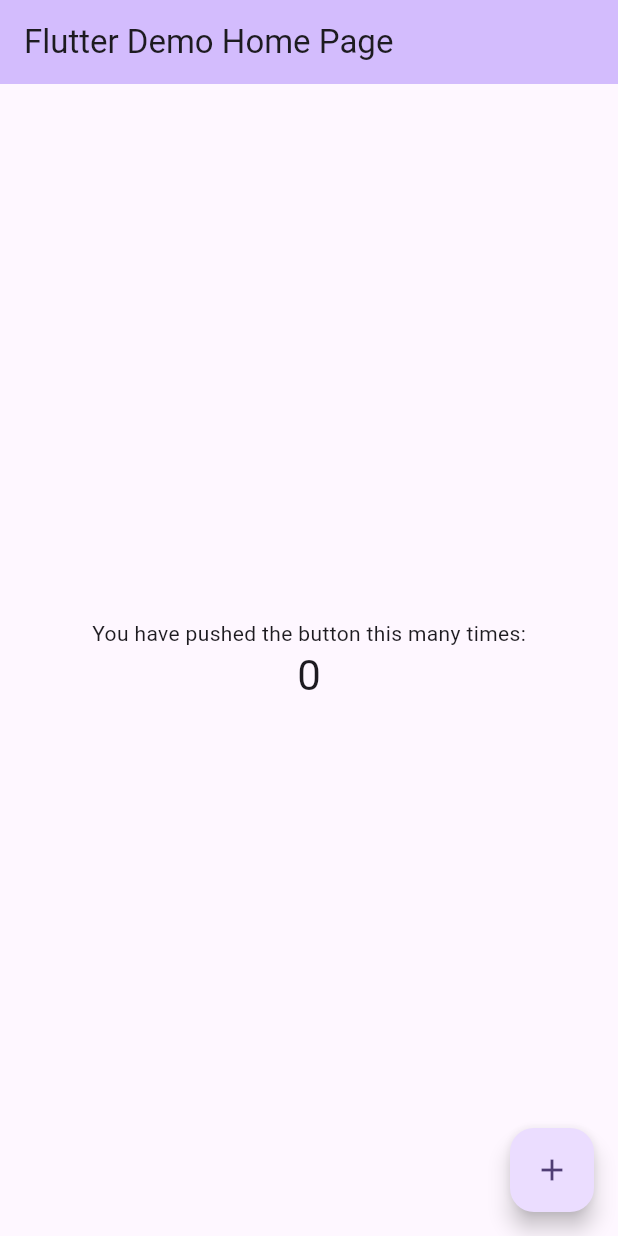
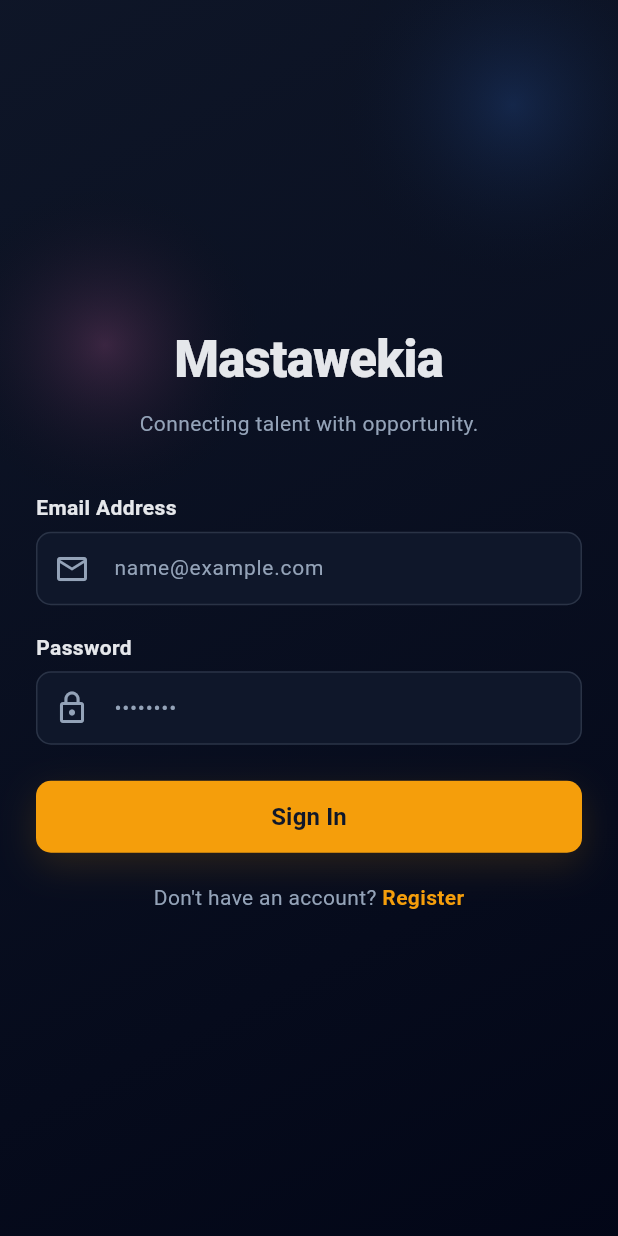
Before and after one commit to BemnetKassa/mastawekia_app, a Flutter app: the screen it shows after launch, on a phone screen of 412 x 824 dp. Run offline on Flutter 3.47's test engine with Material 3 defaults, Android fonts, the phone set to English and light mode, and no system bars; our stand-ins replace dio.

Commit message:
the auth page
the auth page for the app has been done with a almost similar ui with the original mastawekia.com website

```diff
--- /dev/null
+++ b/mastawekia_app/lib/core/constants/app_colors.dart
@@ -0,0 +1,29 @@
+// lib/core/constants/app_colors.dart
+import 'package:flutter/material.dart';
+
+class AppColors {
+  // Core Backgrounds
+  static const Color background = Color(0xFF0B0F1A);
+  static const Color panel = Color(0xC70F172A);
+  static const Color panelSolid = Color(0xFF0F172A);
+  static const Color panelBorder = Color(0x3394A3B8);
+
+  // Typography
+  static const Color foreground = Color(0xFFE5E7EB);
+  static const Color textMuted = Color(0xCCE2E8F0);
+  static const Color textSecondary = Color(0xFF94A3B8);
+
+  // Brand Accent (Amber)
+  static const Color accent = Color(0xFFF59E0B);
+  static const Color accentSoft = Color(0x2EF59E0B);
+  static const Color accentGlow = Color(0x26F59E0B);
+
+  // Background Gradient Nodes
+  static const Color gradientBlue = Color(0x2E3B82F6);
+  static const Color gradientPink = Color(0x33F472B6);
+  static const Color gradientBase1 = Color(0xD90F172A);
+  static const Color gradientBase2 = Color(0xF2020617);
+
+  // Utility
+  static const Color error = Color(0xFFEF4444);
+}
--- /dev/null
+++ b/mastawekia_app/lib/core/widgets/atmospheric_background.dart
@@ -0,0 +1,61 @@
+// lib/core/widgets/atmospheric_background.dart
+import 'package:flutter/material.dart';
+import 'package:mastawekia_app/core/constants/app_colors.dart';
+
+class AtmosphericBackground extends StatelessWidget {
+  final Widget child;
+
+  const AtmosphericBackground({super.key, required this.child});
+
+  @override
+  Widget build(BuildContext context) {
+    return Container(
+      decoration: const BoxDecoration(
+        color: AppColors.background,
+        gradient: LinearGradient(
+          begin: Alignment.topLeft,
+          end: Alignment.bottomRight,
+          colors: [
+            AppColors.gradientBase1,
+            AppColors.gradientBase2,
+          ],
+        ),
+      ),
+      child: Stack(
+        children: [
+          // Radial glow top-right (Blue)
+          Positioned(
+            top: -60,
+            right: -60,
+            child: Container(
+              width: 260,
+              height: 260,
+              decoration: const BoxDecoration(
+                shape: BoxShape.circle,
+                gradient: RadialGradient(
+                  colors: [AppColors.gradientBlue, Colors.transparent],
+                ),
+              ),
+            ),
+          ),
+          // Radial glow left-center (Pink)
+          Positioned(
+            top: 120,
+            left: -40,
+            child: Container(
+              width: 220,
+              height: 220,
+              decoration: const BoxDecoration(
+                shape: BoxShape.circle,
+                gradient: RadialGradient(
+                  colors: [AppColors.gradientPink, Colors.transparent],
+                ),
+              ),
+            ),
+          ),
+          SafeArea(child: child),
+        ],
+      ),
+    );
+  }
+}
--- /dev/null
+++ b/mastawekia_app/lib/core/widgets/custom_text_field.dart
@@ -0,0 +1,69 @@
+// lib/core/widgets/custom_text_field.dart
+import 'package:flutter/material.dart';
+import 'package:mastawekia_app/core/constants/app_colors.dart';
+
+class CustomTextField extends StatelessWidget {
+  final String label;
+  final String hint;
+  final TextEditingController controller;
+  final bool isPassword;
+  final TextInputType keyboardType;
+  final String? Function(String?)? validator;
+  final Widget? prefixIcon;
+
+  const CustomTextField({
+    super.key,
+    required this.label,
+    required this.hint,
+    required this.controller,
+    this.isPassword = false,
+    this.keyboardType = TextInputType.text,
+    this.validator,
+    this.prefixIcon,
+  });
+
+  @override
+  Widget build(BuildContext context) {
+    return Column(
+      crossAxisAlignment: CrossAxisAlignment.start,
+      children: [
+        Text(
+          label,
+          style: const TextStyle(
+            fontSize: 14,
+            fontWeight: FontWeight.w600,
+            color: AppColors.foreground,
+          ),
+        ),
+        const SizedBox(height: 6),
+        TextFormField(
+          controller: controller,
+          obscureText: isPassword,
+          keyboardType: keyboardType,
+          validator: validator,
+          style: const TextStyle(color: AppColors.foreground, fontSize: 14),
+          decoration: InputDecoration(
+            hintText: hint,
+            hintStyle: const TextStyle(color: AppColors.textSecondary, fontSize: 14),
+            prefixIcon: prefixIcon,
+            filled: true,
+            fillColor: AppColors.panelSolid,
+            contentPadding: const EdgeInsets.symmetric(horizontal: 16, vertical: 14),
+            border: OutlineInputBorder(
+              borderRadius: BorderRadius.circular(10),
+              borderSide: const BorderSide(color: AppColors.panelBorder),
+            ),
+            enabledBorder: OutlineInputBorder(
+              borderRadius: BorderRadius.circular(10),
+              borderSide: const BorderSide(color: AppColors.panelBorder),
+            ),
+            focusedBorder: OutlineInputBorder(
+              borderRadius: BorderRadius.circular(10),
+              borderSide: const BorderSide(color: AppColors.accent, width: 1.5),
+            ),
+          ),
+        ),
+      ],
+    );
+  }
+}
--- /dev/null
+++ b/mastawekia_app/lib/core/widgets/primary_button.dart
@@ -0,0 +1,55 @@
+// lib/core/widgets/primary_button.dart
+import 'package:flutter/material.dart';
+import 'package:mastawekia_app/core/constants/app_colors.dart';
+
+class PrimaryButton extends StatelessWidget {
+  final String text;
+  final VoidCallback onPressed;
+  final bool isLoading;
+
+  const PrimaryButton({
+    super.key,
+    required this.text,
+    required this.onPressed,
+    this.isLoading = false,
+  });
+
+  @override
+  Widget build(BuildContext context) {
+    return Container(
+      decoration: BoxDecoration(
+        borderRadius: BorderRadius.circular(10),
+        boxShadow: const [
+          BoxShadow(
+            color: AppColors.accentGlow,
+            blurRadius: 20,
+            offset: Offset(0, 8),
+          ),
+        ],
+      ),
+      child: SizedBox(
+        width: double.infinity,
+        height: 48,
+        child: ElevatedButton(
+          style: ElevatedButton.styleFrom(
+            backgroundColor: AppColors.accent,
+            foregroundColor: const Color(0xFF0F172A), // Dark slate text on amber button
+            shape: RoundedRectangleBorder(borderRadius: BorderRadius.circular(10)),
+            elevation: 0,
+          ),
+          onPressed: isLoading ? null : onPressed,
+          child: isLoading
+              ? const SizedBox(
+                  height: 20,
+                  width: 20,
+                  child: CircularProgressIndicator(color: Color(0xFF0F172A), strokeWidth: 2),
+                )
+              : Text(
+                  text,
+                  style: const TextStyle(fontSize: 16, fontWeight: FontWeight.bold),
+                ),
+        ),
+      ),
+    );
+  }
+}
--- /dev/null
+++ b/mastawekia_app/lib/features/auth/presentation/screens/login_screen.dart
@@ -0,0 +1,142 @@
+// lib/features/auth/presentation/screens/login_screen.dart
+import 'package:flutter/material.dart';
+import 'package:mastawekia_app/core/constants/app_colors.dart';
+import 'package:mastawekia_app/core/widgets/atmospheric_background.dart';
+import 'package:mastawekia_app/core/widgets/custom_text_field.dart';
+import 'package:mastawekia_app/core/widgets/primary_button.dart';
+import 'package:mastawekia_app/features/auth/presentation/screens/register_screen.dart';
+
+class LoginScreen extends StatefulWidget {
+  const LoginScreen({super.key});
+
+  @override
+  State<LoginScreen> createState() => _LoginScreenState();
+}
+
+class _LoginScreenState extends State<LoginScreen> {
+  final _formKey = GlobalKey<FormState>();
+  final _emailController = TextEditingController();
+  final _passwordController = TextEditingController();
+  bool _isLoading = false;
+
+  @override
+  void dispose() {
+    _emailController.dispose();
+    _passwordController.dispose();
+    super.dispose();
+  }
+
+  void _handleLogin() {
+    if (_formKey.currentState!.validate()) {
+      setState(() => _isLoading = true);
+      ScaffoldMessenger.of(context).showSnackBar(
+        SnackBar(content: Text('Logging in with ${_emailController.text}...')),
+      );
+      Future.delayed(const Duration(seconds: 1), () {
+        if (mounted) setState(() => _isLoading = false);
+      });
+    }
+  }
+
+  @override
+  Widget build(BuildContext context) {
+    return Scaffold(
+      backgroundColor: AppColors.background,
+      body: AtmosphericBackground(
+        child: Center(
+          child: SingleChildScrollView(
+            padding: const EdgeInsets.symmetric(horizontal: 24),
+            child: Form(
+              key: _formKey,
+              child: Column(
+                mainAxisAlignment: MainAxisAlignment.center,
+                crossAxisAlignment: CrossAxisAlignment.stretch,
+                children: [
+                  const Center(
+                    child: Text(
+                      'Mastawekia',
+                      style: TextStyle(
+                        fontSize: 34,
+                        fontWeight: FontWeight.w800,
+                        color: AppColors.foreground,
+                        letterSpacing: -0.5,
+                      ),
+                    ),
+                  ),
+                  const SizedBox(height: 8),
+                  const Center(
+                    child: Text(
+                      'Connecting talent with opportunity.',
+                      style: TextStyle(color: AppColors.textSecondary, fontSize: 14),
+                    ),
+                  ),
+                  const SizedBox(height: 36),
+
+                  CustomTextField(
+                    label: 'Email Address',
+                    hint: 'name@example.com',
+                    controller: _emailController,
+                    keyboardType: TextInputType.emailAddress,
+                    prefixIcon: const Icon(Icons.email_outlined, color: AppColors.textSecondary),
+                    validator: (val) {
+                      if (val == null || val.trim().isEmpty) return 'Email is required';
+                      if (!val.contains('@')) return 'Enter a valid email';
+                      return null;
+                    },
+                  ),
+                  const SizedBox(height: 18),
+
+                  CustomTextField(
+                    label: 'Password',
+                    hint: '••••••••',
+                    controller: _passwordController,
+                    isPassword: true,
+                    prefixIcon: const Icon(Icons.lock_outline, color: AppColors.textSecondary),
+                    validator: (val) {
+                      if (val == null || val.isEmpty) return 'Password is required';
+                      return null;
+                    },
+                  ),
+                  const SizedBox(height: 24),
+
+                  PrimaryButton(
+                    text: 'Sign In',
+                    isLoading: _isLoading,
+                    onPressed: _handleLogin,
+                  ),
+                  const SizedBox(height: 20),
+
+                  Row(
+                    mainAxisAlignment: MainAxisAlignment.center,
+                    children: [
+                      const Text(
+                        "Don't have an account? ",
+                        style: TextStyle(color: AppColors.textSecondary, fontSize: 14),
+                      ),
+                      GestureDetector(
+                        onTap: () {
+                          Navigator.push(
+                            context,
+                            MaterialPageRoute(builder: (_) => const RegisterScreen()),
+                          );
+                        },
+                        child: const Text(
+                          'Register',
+                          style: TextStyle(
+                            color: AppColors.accent,
+                            fontWeight: FontWeight.bold,
+                            fontSize: 14,
+                          ),
+                        ),
+                      ),
+                    ],
+                  ),
+                ],
+              ),
+            ),
+          ),
+        ),
+      ),
+    );
+  }
+}
--- a/mastawekia_app/lib/main.dart
+++ b/mastawekia_app/lib/main.dart
@@ -1,122 +1,24 @@
+// lib/main.dart
 import 'package:flutter/material.dart';
+import 'features/auth/presentation/screens/login_screen.dart';
 
 void main() {
-  runApp(const MyApp());
+  runApp(const MastawekiaApp());
 }
 
-class MyApp extends StatelessWidget {
-  const MyApp({super.key});
+class MastawekiaApp extends StatelessWidget {
+  const MastawekiaApp({super.key});
 
-  // This widget is the root of your application.
   @override
   Widget build(BuildContext context) {
     return MaterialApp(
-      title: 'Flutter Demo',
+      title: 'Mastawekia',
+      debugShowCheckedModeBanner: false,
       theme: ThemeData(
-        // This is the theme of your application.
-        //
-        // TRY THIS: Try running your application with "flutter run". You'll see
-        // the application has a purple toolbar. Then, without quitting the app,
-        // try changing the seedColor in the colorScheme below to Colors.green
-        // and then invoke "hot reload" (save your changes or press the "hot
-        // reload" button in a Flutter-supported IDE, or press "r" if you used
-        // the command line to start the app).
-        //
-        // Notice that the counter didn't reset back to zero; the application
-        // state is not lost during the reload. To reset the state, use hot
-        // restart instead.
-        //
-        // This works for code too, not just values: Most code changes can be
-        // tested with just a hot reload.
-        colorScheme: .fromSeed(seedColor: Colors.deepPurple),
+        fontFamily: 'Roboto',
+        useMaterial3: true,
       ),
-      home: const MyHomePage(title: 'Flutter Demo Home Page'),
+      home: const LoginScreen(),
     );
   }
 }
-
-class MyHomePage extends StatefulWidget {
-  const MyHomePage({super.key, required this.title});
-
-  // This widget is the home page of your application. It is stateful, meaning
-  // that it has a State object (defined below) that contains fields that affect
-  // how it looks.
-
-  // This class is the configuration for the state. It holds the values (in this
-  // case the title) provided by the parent (in this case the App widget) and
-  // used by the build method of the State. Fields in a Widget subclass are
-  // always marked "final".
-
-  final String title;
-
-  @override
-  State<MyHomePage> createState() => _MyHomePageState();
-}
-
-class _MyHomePageState extends State<MyHomePage> {
-  int _counter = 0;
-
-  void _incrementCounter() {
-    setState(() {
-      // This call to setState tells the Flutter framework that something has
-      // changed in this State, which causes it to rerun the build method below
-      // so that the display can reflect the updated values. If we changed
-      // _counter without calling setState(), then the build method would not be
-      // called again, and so nothing would appear to happen.
-      _counter++;
-    });
-  }
-
-  @override
-  Widget build(BuildContext context) {
-    // This method is rerun every time setState is called, for instance as done
-    // by the _incrementCounter method above.
-    //
-    // The Flutter framework has been optimized to make rerunning build methods
-    // fast, so that you can just rebuild anything that needs updating rather
-    // than having to individually change instances of widgets.
-    return Scaffold(
-      appBar: AppBar(
-        // TRY THIS: Try changing the color here to a specific color (to
-        // Colors.amber, perhaps?) and trigger a hot reload to see the AppBar
-        // change color while the other colors stay the same.
-        backgroundColor: Theme.of(context).colorScheme.inversePrimary,
-        // Here we take the value from the MyHomePage object that was created by
-        // the App.build method, and use it to set our appbar title.
-        title: Text(widget.title),
-      ),
-      body: Center(
-        // Center is a layout widget. It takes a single child and positions it
-        // in the middle of the parent.
-        child: Column(
-          // Column is also a layout widget. It takes a list of children and
-          // arranges them vertically. By default, it sizes itself to fit its
-          // children horizontally, and tries to be as tall as its parent.
-          //
-          // Column has various properties to control how it sizes itself and
-          // how it positions its children. Here we use mainAxisAlignment to
-          // center the children vertically; the main axis here is the vertical
-          // axis because Columns are vertical (the cross axis would be
-          // horizontal).
-          //
-          // TRY THIS: Invoke "debug painting" (choose the "Toggle Debug Paint"
-          // action in the IDE, or press "p" in the console), to see the
-          // wireframe for each widget.
-          mainAxisAlignment: .center,
-          children: [
-            const Text('You have pushed the button this many times:'),
-            Text(
-              '$_counter',
-              style: Theme.of(context).textTheme.headlineMedium,
-            ),
-          ],
-        ),
-      ),
-      floatingActionButton: FloatingActionButton(
-        onPressed: _incrementCounter,
-        tooltip: 'Increment',
-        child: const Icon(Icons.add),
-      ),
-    );
-  }
-}
```
Also changed, not shown: mastawekia_app/lib/features/auth/presentation/screens/register_screen.dart (added, +194 -0 lines).
